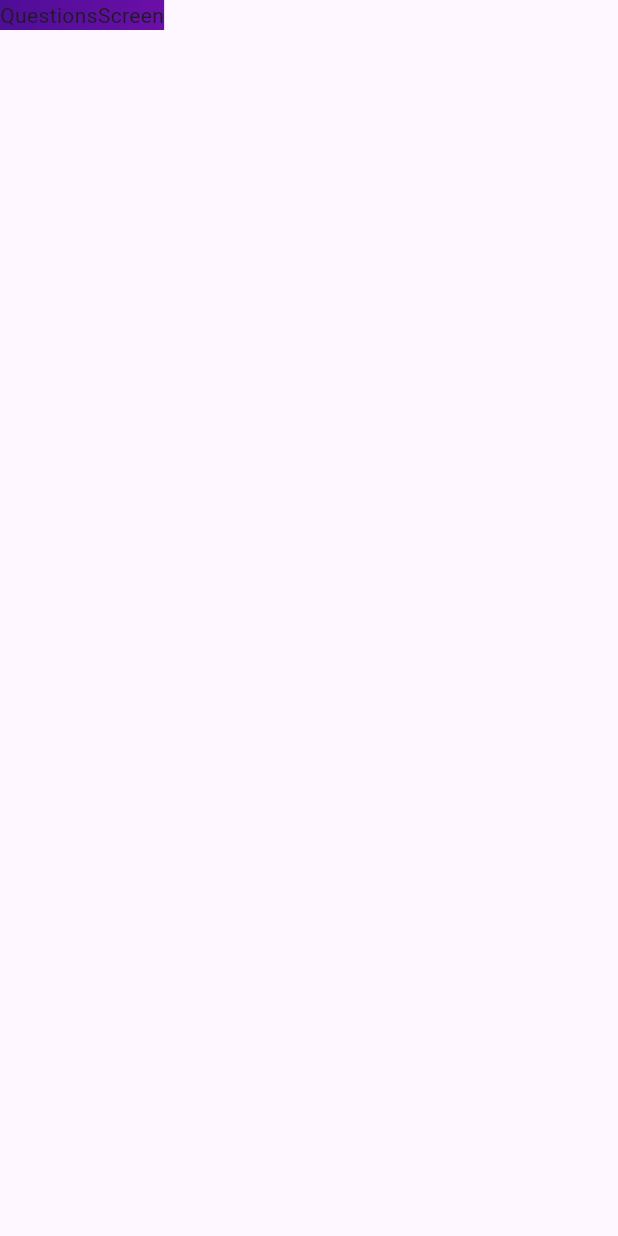
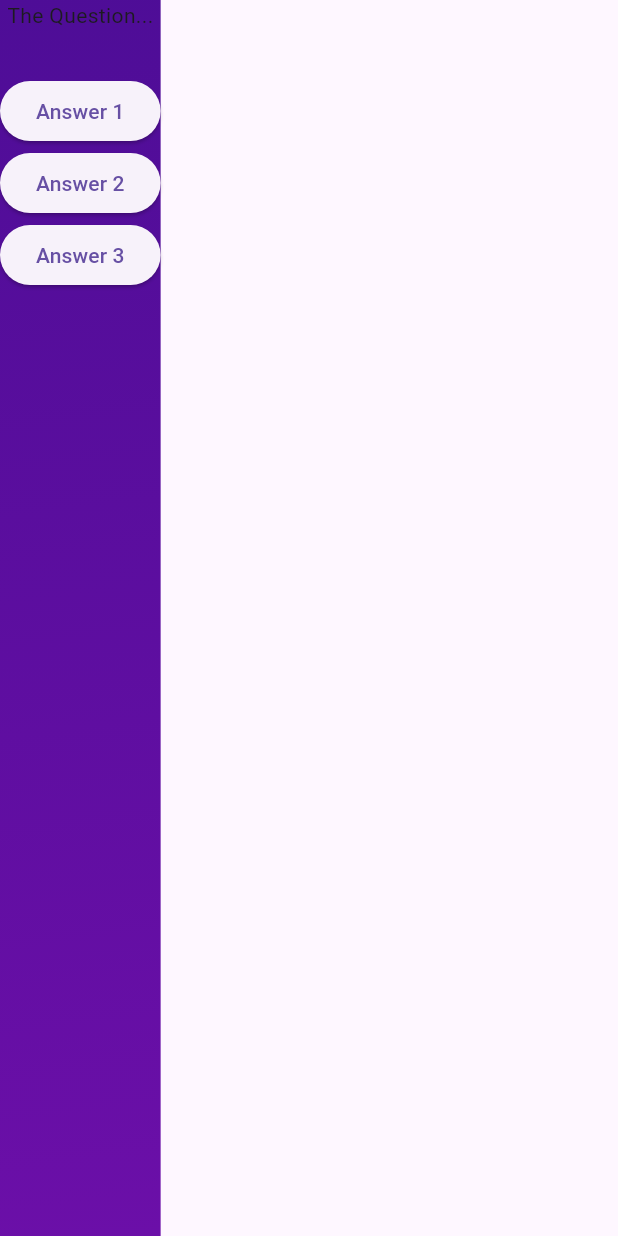
Before and after one commit to mateuslca/flutter_quiz, a Flutter app: the screen it shows after launch, after a tap on "Start Quiz", on a phone screen of 412 x 824 dp. Run offline on Flutter 3.47's test engine with Material 3 defaults, Android fonts, the phone set to English and light mode, and no system bars.

Commit message:
add: going to different pages

```diff
--- /dev/null
+++ b/lib/data/questions.dart
@@ -0,0 +1,55 @@
+import 'package:flutter_quiz/models/quiz_questions.dart';
+
+const questions = [
+  QuizQuestion(
+    'What are the main building blocks of Flutter UIs?',
+    [
+      'Widgets',
+      'Components',
+      'Blocks',
+      'Functions',
+    ],
+  ),
+  QuizQuestion('How are Flutter UIs built?', [
+    'By combining widgets in code',
+    'By combining widgets in a visual editor',
+    'By defining widgets in config files',
+    'By using XCode for iOS and Android Studio for Android',
+  ]),
+  QuizQuestion(
+    'What\'s the purpose of a StatefulWidget?',
+    [
+      'Update UI as data changes',
+      'Update data as UI changes',
+      'Ignore data changes',
+      'Render UI that does not depend on data',
+    ],
+  ),
+  QuizQuestion(
+    'Which widget should you try to use more often: StatelessWidget or StatefulWidget?',
+    [
+      'StatelessWidget',
+      'StatefulWidget',
+      'Both are equally good',
+      'None of the above',
+    ],
+  ),
+  QuizQuestion(
+    'What happens if you change data in a StatelessWidget?',
+    [
+      'The UI is not updated',
+      'The UI is updated',
+      'The closest StatefulWidget is updated',
+      'Any nested StatefulWidgets are updated',
+    ],
+  ),
+  QuizQuestion(
+    'How should you update data inside of StatefulWidgets?',
+    [
+      'By calling setState()',
+      'By calling updateData()',
+      'By calling updateUI()',
+      'By calling updateState()',
+    ],
+  ),
+];
--- /dev/null
+++ b/lib/models/quiz_questions.dart
@@ -0,0 +1,7 @@
+// Doesn't extend anything, isn't a widget
+class QuizQuestion {
+  const QuizQuestion(this.text, this.answers);
+
+  final String text;
+  final List<String> answers;
+}
--- a/lib/questions_screen.dart
+++ b/lib/questions_screen.dart
@@ -12,6 +12,23 @@ class QuestionsScreen extends StatefulWidget {
 class _QuestionsScreen extends State<QuestionsScreen> {
   @override
   Widget build(BuildContext context) {
-    return const Text("QuestionsScreen");
+    return Column(
+      children: [
+        const Text('The Question...'),
+        const SizedBox(height: 30),
+        ElevatedButton(
+          onPressed: () {},
+          child: const Text('Answer 1'),
+        ),
+        ElevatedButton(
+          onPressed: () {},
+          child: const Text('Answer 2'),
+        ),
+        ElevatedButton(
+          onPressed: () {},
+          child: const Text('Answer 3'),
+        ),
+      ],
+    );
   }
 }
--- a/lib/quiz.dart
+++ b/lib/quiz.dart
@@ -11,22 +11,22 @@ class Quiz extends StatefulWidget {
 }
 
 class _QuizState extends State<Quiz> {
-  Widget? activeScreen; //Can be NULL
-
-  @override
-  void initState() {
-    activeScreen = SplashScreen(switchScreen);
-    super.initState();
-  }
+  var activeScreen = 'splash-screen';
 
   void switchScreen() {
     setState(() {
-      activeScreen = const QuestionsScreen();
+      activeScreen = 'questions-screen';
     });
   }
 
   @override
   Widget build(BuildContext context) {
+    Widget screenWidget = SplashScreen(switchScreen);
+
+    if (activeScreen == 'questions-screen') {
+      screenWidget = const QuestionsScreen();
+    }
+
     return MaterialApp(
       home: Scaffold(
         body: Container(
@@ -36,7 +36,7 @@ class _QuizState extends State<Quiz> {
               Color.fromARGB(255, 107, 15, 168)
             ], begin: Alignment.topLeft, end: Alignment.bottomRight),
           ),
-          child: activeScreen,
+          child: screenWidget,
         ),
       ),
     );
```
